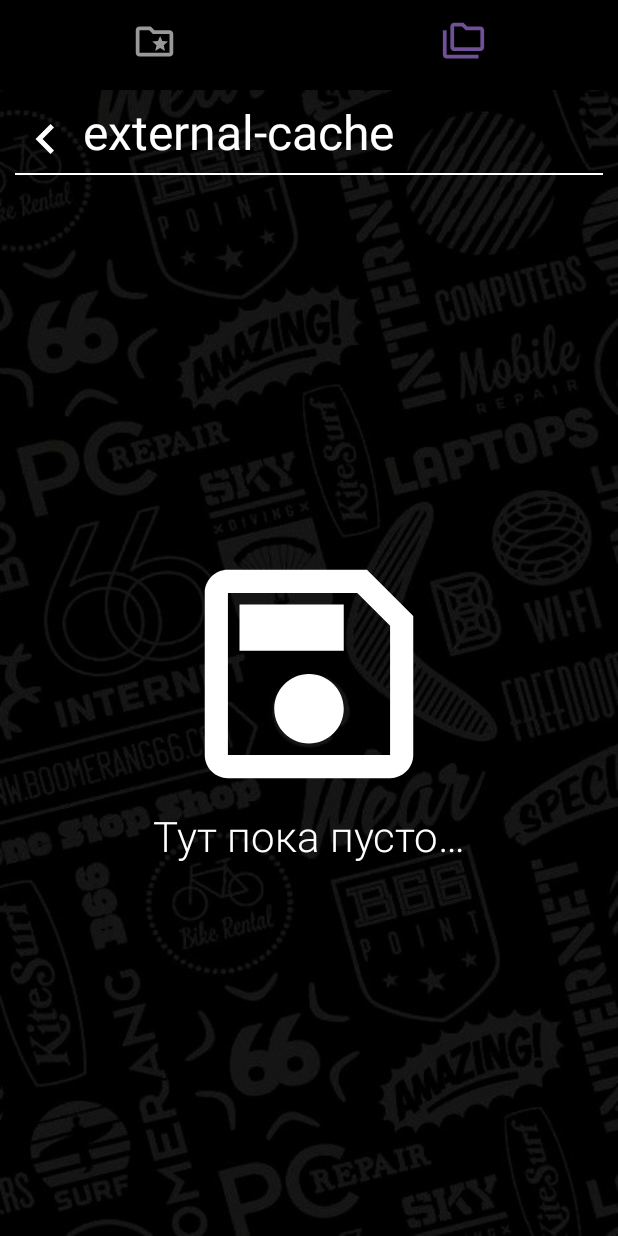
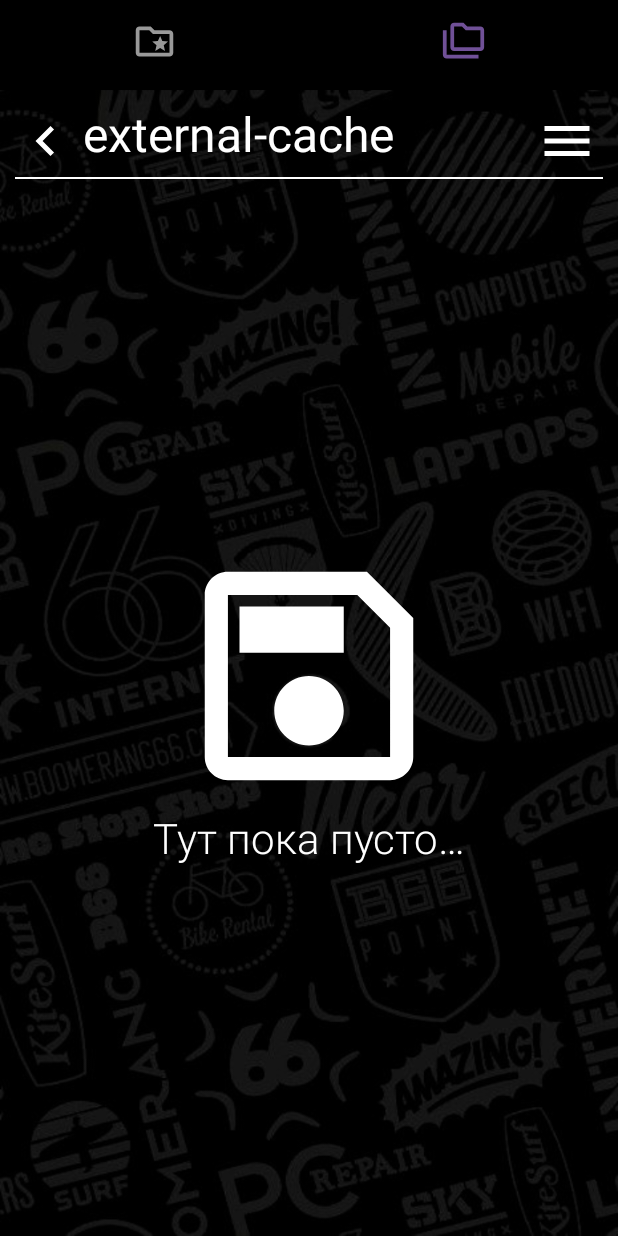
Before and after one commit to KhuzinT/FileManager, an Android app built with Jetpack Compose: the FilesTypeScreen screen opened through its navigation route, tab 2 chosen, on a phone screen of 412 x 824 dp. Run offline under Robolectric (Android 15) with nearby library versions, the phone set to English and light mode, and no system bars; our stand-ins replace Dagger/Hilt's generated code, Room's generated code; 1 statement that could not run was skipped.

Commit message:
add sorting files

```diff
--- a/app/src/main/java/com/example/filemanager/screens/files/all/AllFilesEvent.kt
+++ b/app/src/main/java/com/example/filemanager/screens/files/all/AllFilesEvent.kt
@@ -1,10 +1,11 @@
 package com.example.filemanager.screens.files.all
 
-import java.io.File
+import com.example.filemanager.screens.utils.SortedBy
 
 sealed class AllFilesEvent() {
 
     data class OpenDirectory(val absolutePath: String) : AllFilesEvent()
     data class SetDirectory(val absolutePath: String) : AllFilesEvent()
+    data class UpdateSort(val sortedBy: SortedBy) : AllFilesEvent()
     object LoadFiles : AllFilesEvent()
 }
--- a/app/src/main/java/com/example/filemanager/screens/files/all/AllFilesScreen.kt
+++ b/app/src/main/java/com/example/filemanager/screens/files/all/AllFilesScreen.kt
@@ -2,15 +2,17 @@ package com.example.filemanager.screens.files.all
 
 import android.content.Intent
 import androidx.compose.foundation.clickable
+import androidx.compose.foundation.horizontalScroll
 import androidx.compose.foundation.layout.*
 import androidx.compose.foundation.lazy.LazyColumn
 import androidx.compose.foundation.lazy.items
 import androidx.compose.foundation.lazy.rememberLazyListState
-import androidx.compose.material.Divider
-import androidx.compose.material.Icon
-import androidx.compose.material.MaterialTheme
-import androidx.compose.material.Text
+import androidx.compose.foundation.rememberScrollState
+import androidx.compose.material.*
 import androidx.compose.material.icons.Icons
+import androidx.compose.material.icons.filled.Menu
+import androidx.compose.material.icons.outlined.Menu
+import androidx.compose.material.icons.outlined.MoreVert
 import androidx.compose.material.icons.outlined.NavigateBefore
 import androidx.compose.material.icons.outlined.Save
 import androidx.compose.runtime.Composable
@@ -20,16 +22,14 @@ import androidx.compose.ui.Modifier
 import androidx.compose.ui.platform.LocalContext
 import androidx.compose.ui.res.stringResource
 import androidx.compose.ui.text.font.FontWeight
+import androidx.compose.ui.text.style.TextOverflow
 import androidx.compose.ui.unit.dp
 import androidx.compose.ui.unit.sp
 import androidx.core.content.ContextCompat.startActivity
 import androidx.core.content.FileProvider
 import androidx.lifecycle.viewmodel.compose.viewModel
 import com.example.filemanager.R
-import com.example.filemanager.screens.utils.FileCard
-import com.example.filemanager.screens.utils.InBackground
-import com.example.filemanager.screens.utils.openFile
-import com.example.filemanager.screens.utils.shareFile
+import com.example.filemanager.screens.utils.*
 
 /*ToDo: добавить сортировку*/
 
@@ -44,18 +44,36 @@ fun AllFilesScreen(viewModel: AllFilesViewModel = viewModel()) {
         ) {
 
             if (uiState.value.directory.absolutePath == "/storage/emulated/0") {
+                Row(
+                    verticalAlignment = Alignment.CenterVertically,
+                    modifier = Modifier.fillMaxWidth()
+                ) {
+
                     Text(
                         text = stringResource(id = R.string.all_files_screen_title),
                         modifier = Modifier
-                        .fillMaxWidth()
                             .height(45.dp)
-                        .align(Alignment.Start)
                             .padding(horizontal = 15.dp),
                         color = MaterialTheme.colors.onBackground,
                         fontWeight = FontWeight(400),
                         fontSize = 32.sp
                     )
+
+
+                    Spacer(modifier = Modifier.weight(1f))
+
+                    FileSorter(
+                        sortedBy = uiState.value.sortedBy,
+                        updateSort = { sortedBy ->
+                            viewModel.processEvent(AllFilesEvent.UpdateSort(sortedBy))
+                        }
+                    )
+                }
             } else {
+                Row(
+                    modifier = Modifier.fillMaxWidth(),
+                    verticalAlignment = Alignment.CenterVertically
+                ) {
                     Row(modifier = Modifier.clickable(onClick = {
                         val path = uiState.value.directory.absolutePath
                         val parent = path.substring(0, path.lastIndexOf('/'))
@@ -74,10 +92,23 @@ fun AllFilesScreen(viewModel: AllFilesViewModel = viewModel()) {
                         Text(
                             text = uiState.value.directory.name,
                             modifier = Modifier
-                            .height(45.dp),
+                                .height(45.dp)
+                                .widthIn(max = 250.dp),
                             color = MaterialTheme.colors.onBackground,
                             fontWeight = FontWeight(400),
-                        fontSize = 32.sp
+                            fontSize = 32.sp,
+                            overflow = TextOverflow.Ellipsis,
+                            maxLines = 1
+                        )
+                    }
+
+                    Spacer(modifier = Modifier.weight(1f))
+
+                    FileSorter(
+                        sortedBy = uiState.value.sortedBy,
+                        updateSort = { sortedBy ->
+                            viewModel.processEvent(AllFilesEvent.UpdateSort(sortedBy))
+                        }
                     )
                 }
             }
--- a/app/src/main/java/com/example/filemanager/screens/files/all/AllFilesState.kt
+++ b/app/src/main/java/com/example/filemanager/screens/files/all/AllFilesState.kt
@@ -1,9 +1,11 @@
 package com.example.filemanager.screens.files.all
 
 import android.os.Environment.getExternalStorageDirectory
+import com.example.filemanager.screens.utils.SortedBy
 import java.io.File
 
 data class AllFilesState(
     val directory: File = getExternalStorageDirectory(),
-    val files: List<File> = emptyList()
+    val files: List<File> = emptyList(),
+    val sortedBy: SortedBy = SortedBy.NameAZ
 )
--- a/app/src/main/java/com/example/filemanager/screens/files/all/AllFilesViewModel.kt
+++ b/app/src/main/java/com/example/filemanager/screens/files/all/AllFilesViewModel.kt
@@ -3,7 +3,9 @@ package com.example.filemanager.screens.files.all
 import android.os.Environment.getExternalStorageDirectory
 import androidx.lifecycle.ViewModel
 import androidx.lifecycle.viewModelScope
+import com.example.filemanager.screens.utils.SortedBy
 import com.example.filemanager.screens.utils.getFiles
+import com.example.filemanager.screens.utils.sortFiles
 import kotlinx.coroutines.flow.MutableStateFlow
 import kotlinx.coroutines.flow.asStateFlow
 import kotlinx.coroutines.flow.update
@@ -23,6 +25,18 @@ class AllFilesViewModel : ViewModel() {
             is AllFilesEvent.OpenDirectory -> openDirectory(event.absolutePath)
             is AllFilesEvent.LoadFiles -> loadFiles()
             is AllFilesEvent.SetDirectory -> setDirectory(event.absolutePath)
+            is AllFilesEvent.UpdateSort -> updateSort(event.sortedBy)
+        }
+    }
+
+    private fun updateSort(sortedBy: SortedBy) {
+        if (sortedBy != _uiState.value.sortedBy) {
+            _uiState.update { currentState ->
+                currentState.copy(
+                    files = sortFiles(sortedBy, currentState.files),
+                    sortedBy = sortedBy
+                )
+            }
         }
     }
 
@@ -39,10 +53,10 @@ class AllFilesViewModel : ViewModel() {
     }
 
     private fun loadFiles() {
-        viewModelScope.launch {
-            _uiState.update { currentState ->
-                currentState.copy(files = getFiles(currentState.directory))
-            }
+//        viewModelScope.launch {}
+        _uiState.update { currentState ->
+            currentState.copy(files = getFiles(_uiState.value.sortedBy, currentState.directory))
         }
+
     }
 }
--- a/app/src/main/java/com/example/filemanager/screens/files/modified/ModifiedFilesEvent.kt
+++ b/app/src/main/java/com/example/filemanager/screens/files/modified/ModifiedFilesEvent.kt
@@ -1,5 +1,8 @@
 package com.example.filemanager.screens.files.modified
 
+import com.example.filemanager.screens.files.all.AllFilesEvent
+import com.example.filemanager.screens.utils.SortedBy
+
 sealed class ModifiedFilesEvent() {
-
+    data class UpdateSort(val sortedBy: SortedBy) : ModifiedFilesEvent()
 }
--- a/app/src/main/java/com/example/filemanager/screens/files/modified/ModifiedFilesScreen.kt
+++ b/app/src/main/java/com/example/filemanager/screens/files/modified/ModifiedFilesScreen.kt
@@ -23,6 +23,7 @@ import androidx.compose.ui.unit.sp
 import androidx.hilt.navigation.compose.hiltViewModel
 import androidx.navigation.NavController
 import com.example.filemanager.R
+import com.example.filemanager.screens.files.all.AllFilesEvent
 import com.example.filemanager.screens.utils.*
 
 @Composable
@@ -42,18 +43,30 @@ fun ModifiedFilesScreen(
 
             Spacer(modifier = Modifier.height(15.dp))
 
+            Row(
+                verticalAlignment = Alignment.CenterVertically,
+                modifier = Modifier.fillMaxWidth()
+            ) {
+
                 Text(
                     text = stringResource(id = R.string.modified_files_screen_title),
                     modifier = Modifier
-                    .fillMaxWidth()
                         .height(45.dp)
-                    .align(Alignment.Start)
                         .padding(horizontal = 15.dp),
                     color = MaterialTheme.colors.onBackground,
                     fontWeight = FontWeight(400),
                     fontSize = 32.sp
                 )
 
+                Spacer(modifier = Modifier.weight(1f))
+
+                FileSorter(
+                    sortedBy = uiState.value.sortedBy,
+                    updateSort = { sortedBy ->
+                        viewModel.processEvent(ModifiedFilesEvent.UpdateSort(sortedBy))
+                    }
+                )
+            }
             Divider(color = MaterialTheme.colors.onBackground, thickness = 1.dp)
 
 
--- a/app/src/main/java/com/example/filemanager/screens/files/modified/ModifiedFilesState.kt
+++ b/app/src/main/java/com/example/filemanager/screens/files/modified/ModifiedFilesState.kt
@@ -1,7 +1,9 @@
 package com.example.filemanager.screens.files.modified
 
+import com.example.filemanager.screens.utils.SortedBy
 import java.io.File
 
 data class ModifiedFilesState(
-    val files: List<File> = emptyList()
+    val files: List<File> = emptyList(),
+    val sortedBy: SortedBy = SortedBy.NameAZ
 )
--- a/app/src/main/java/com/example/filemanager/screens/files/modified/ModifiedFilesViewModel.kt
+++ b/app/src/main/java/com/example/filemanager/screens/files/modified/ModifiedFilesViewModel.kt
@@ -5,7 +5,9 @@ import androidx.lifecycle.ViewModel
 import androidx.lifecycle.viewModelScope
 import com.example.filemanager.data.file.FileEntity
 import com.example.filemanager.data.file.FileRepository
+import com.example.filemanager.screens.utils.SortedBy
 import com.example.filemanager.screens.utils.getFiles
+import com.example.filemanager.screens.utils.sortFiles
 import dagger.hilt.android.lifecycle.HiltViewModel
 import kotlinx.coroutines.Dispatchers
 import kotlinx.coroutines.flow.MutableStateFlow
@@ -29,11 +31,21 @@ class ModifiedFilesViewModel
     }
 
     fun processEvent(event: ModifiedFilesEvent) {
+        when(event) {
+            is ModifiedFilesEvent.UpdateSort -> updateSort(event.sortedBy)
+        }
+    }
 
+    private fun updateSort(sortedBy: SortedBy) {
+        if (sortedBy != _uiState.value.sortedBy) {
+            _uiState.update { currentState ->
+                currentState.copy(files = sortFiles(sortedBy, currentState.files), sortedBy = sortedBy)
+            }
+        }
     }
 
     private suspend fun compareHashesRecursive(directory: File) {
-        val files = getFiles(directory)
+        val files = getFiles(_uiState.value.sortedBy, directory)
         val saved = repository.getByPath(directory.absolutePath)
         val modified = mutableListOf<File>()
         for (file in files) {
--- a/app/src/main/java/com/example/filemanager/screens/files/type/FilesTypeEvent.kt
+++ b/app/src/main/java/com/example/filemanager/screens/files/type/FilesTypeEvent.kt
@@ -1,8 +1,11 @@
 package com.example.filemanager.screens.files.type
 
+import com.example.filemanager.screens.files.modified.ModifiedFilesEvent
+import com.example.filemanager.screens.utils.SortedBy
 import java.io.File
 
 sealed class FilesTypeEvent {
     data class LoadFiles(val directory: File) : FilesTypeEvent()
     data class SetExtensions(val extensions: List<String>) : FilesTypeEvent()
+    data class UpdateSort(val sortedBy: SortedBy) : FilesTypeEvent()
 }
--- a/app/src/main/java/com/example/filemanager/screens/files/type/FilesTypeScreen.kt
+++ b/app/src/main/java/com/example/filemanager/screens/files/type/FilesTypeScreen.kt
@@ -25,10 +25,8 @@ import androidx.compose.ui.unit.dp
 import androidx.compose.ui.unit.sp
 import androidx.lifecycle.viewmodel.compose.viewModel
 import com.example.filemanager.R
-import com.example.filemanager.screens.utils.FileCard
-import com.example.filemanager.screens.utils.InBackground
-import com.example.filemanager.screens.utils.openFile
-import com.example.filemanager.screens.utils.shareFile
+import com.example.filemanager.screens.files.all.AllFilesEvent
+import com.example.filemanager.screens.utils.*
 
 @Composable
 fun FilesTypeScreen(
@@ -51,6 +49,10 @@ fun FilesTypeScreen(
 
 
             Row(
+                modifier = Modifier.fillMaxWidth(),
+                verticalAlignment = Alignment.CenterVertically
+            ) {
+                Row(
                     modifier = Modifier.clickable(onClick = navigateBefore),
                     verticalAlignment = Alignment.CenterVertically
                 ) {
@@ -71,6 +73,16 @@ fun FilesTypeScreen(
                         color = MaterialTheme.colors.onBackground,
                         fontWeight = FontWeight(400),
                         fontSize = 32.sp
+                    )
+                }
+
+                Spacer(modifier = Modifier.weight(1f))
+
+                FileSorter(
+                    sortedBy = uiState.value.sortedBy,
+                    updateSort = { sortedBy ->
+                        viewModel.processEvent(FilesTypeEvent.UpdateSort(sortedBy))
+                    }
                 )
             }
 
--- a/app/src/main/java/com/example/filemanager/screens/files/type/FilesTypeState.kt
+++ b/app/src/main/java/com/example/filemanager/screens/files/type/FilesTypeState.kt
@@ -1,8 +1,10 @@
 package com.example.filemanager.screens.files.type
 
+import com.example.filemanager.screens.utils.SortedBy
 import java.io.File
 
 data class FilesTypeState(
     val extensions : List<String> = emptyList(),
-    val files: List<File> = emptyList()
+    val files: List<File> = emptyList(),
+    val sortedBy: SortedBy = SortedBy.NameAZ
 )
--- a/app/src/main/java/com/example/filemanager/screens/files/type/FilesTypeViewModel.kt
+++ b/app/src/main/java/com/example/filemanager/screens/files/type/FilesTypeViewModel.kt
@@ -3,7 +3,10 @@ package com.example.filemanager.screens.files.type
 
 import androidx.lifecycle.ViewModel
 import androidx.lifecycle.viewModelScope
+import com.example.filemanager.screens.files.modified.ModifiedFilesEvent
+import com.example.filemanager.screens.utils.SortedBy
 import com.example.filemanager.screens.utils.getFiles
+import com.example.filemanager.screens.utils.sortFiles
 import kotlinx.coroutines.flow.MutableStateFlow
 import kotlinx.coroutines.flow.asStateFlow
 import kotlinx.coroutines.flow.update
@@ -15,21 +18,33 @@ class FilesTypeViewModel : ViewModel() {
     val uiState = _uiState.asStateFlow()
 
     fun processEvent(event: FilesTypeEvent) {
-        when(event) {
+        when (event) {
             is FilesTypeEvent.LoadFiles -> loadFiles(event.directory)
             is FilesTypeEvent.SetExtensions -> setExtensions(event.extensions)
+            is FilesTypeEvent.UpdateSort -> updateSort(event.sortedBy)
+        }
+    }
+
+    private fun updateSort(sortedBy: SortedBy) {
+        if (sortedBy != _uiState.value.sortedBy) {
+            _uiState.update { currentState ->
+                currentState.copy(
+                    files = sortFiles(sortedBy, currentState.files),
+                    sortedBy = sortedBy
+                )
+            }
         }
     }
 
     private fun setExtensions(extensions: List<String>) {
-        _uiState.update {currentState ->
+        _uiState.update { currentState ->
             currentState.copy(extensions = extensions)
         }
     }
 
     private fun loadFiles(directory: File) {
-        viewModelScope.launch {
-            val files = getFiles(directory)
+//        viewModelScope.launch {}
+        val files = getFiles(_uiState.value.sortedBy, directory)
         val typeFiles = mutableListOf<File>()
         for (file in files) {
             if (file.extension in _uiState.value.extensions) {
@@ -48,6 +63,3 @@ class FilesTypeViewModel : ViewModel() {
         }
     }
 }
-
-
-}
--- a/app/src/main/java/com/example/filemanager/screens/utils/FileUtils.kt
+++ b/app/src/main/java/com/example/filemanager/screens/utils/FileUtils.kt
@@ -7,8 +7,8 @@ import androidx.core.content.ContextCompat
 import androidx.core.content.FileProvider
 import java.io.File
 
-fun getFiles(directory: File): List<File> {
-    return directory.listFiles()?.toList()?.sorted() ?: emptyList()
+fun getFiles(sortedBy: SortedBy, directory: File): List<File> {
+    return sortFiles(sortedBy, directory.listFiles()?.toList() ?: emptyList())
 }
 
 fun openFile(file: File, context: Context) {
@@ -18,7 +18,8 @@ fun openFile(file: File, context: Context) {
         val intent = Intent(Intent.ACTION_VIEW)
         intent.addFlags(Intent.FLAG_GRANT_READ_URI_PERMISSION)
 
-        val mimeType = MimeTypeMap.getSingleton().getMimeTypeFromExtension(MimeTypeMap.getFileExtensionFromUrl(uri.toString()))
+        val mimeType = MimeTypeMap.getSingleton()
+            .getMimeTypeFromExtension(MimeTypeMap.getFileExtensionFromUrl(uri.toString()))
             ?: "image/*"
         intent.setDataAndType(uri, mimeType)
 
@@ -56,3 +57,30 @@ fun shareFile(file: File, context: Context) {
 
     ContextCompat.startActivity(context, chooserIntent, null)
 }
+
+
+fun sortFiles(sortedBy: SortedBy, list: List<File>): List<File> {
+    return when (sortedBy) {
+        SortedBy.NameAZ -> {
+            list.sortedBy { it.name }
+        }
+        SortedBy.NameZA -> {
+            list.sortedBy { it.name }.reversed()
+        }
+        SortedBy.SizeIncrease -> {
+            list.sortedBy { it.length() }
+        }
+        SortedBy.SizeDecrease -> {
+            list.sortedBy { it.length() }.reversed()
+        }
+        SortedBy.DateIncrease -> {
+            list.sortedBy { it.lastModified() }.reversed()
+        }
+        SortedBy.DateDecrease -> {
+            list.sortedBy { it.lastModified() }
+        }
+        SortedBy.Extension -> {
+            list.sortedBy { it.extension }
+        }
+    }
+}
--- a/app/src/main/java/com/example/filemanager/ui/theme/Theme.kt
+++ b/app/src/main/java/com/example/filemanager/ui/theme/Theme.kt
@@ -9,7 +9,8 @@ private val DarkColorPalette = darkColors(
     primary = Purple200,
     primaryVariant = Purple700,
     secondary = Teal200,
-    background = Color.Black
+    background = Color.Black,
+    surface = Color.DarkGray
 )
 
 
--- a/app/src/main/res/values/strings.xml
+++ b/app/src/main/res/values/strings.xml
@@ -27,6 +27,16 @@
     <string name="modified_files_screen_docs_en">Docs</string>>
     <string name="modified_files_screen_audio_en">Audio</string>>
 
+    <!-- Sorted -->
+
+    <string name="sorted_by_name_az">По имени от А до Я</string>>
+    <string name="sorted_by_name_za">По имени от Я до А</string>>
+    <string name="sorted_by_size_increase">От меньшего к большему</string>>
+    <string name="sorted_by_size_decrease">От большего к меньшему</string>>
+    <string name="sorted_by_date_increase">Сначала новые</string>>
+    <string name="sorted_by_date_decrease">Сначала старые</string>>
+    <string name="sorted_by_extension">По типу</string>>
+
     <!-- Navigation -->
 
     <string name="splash_screen">Splash Screen</string>>
```
Also changed, not shown: app/src/main/java/com/example/filemanager/screens/utils/FileCard.kt (+4 -13 lines), app/src/main/java/com/example/filemanager/screens/utils/FileSorter.kt (added, +141 -0 lines). Lines whose indentation alone changed are shown as unchanged.
